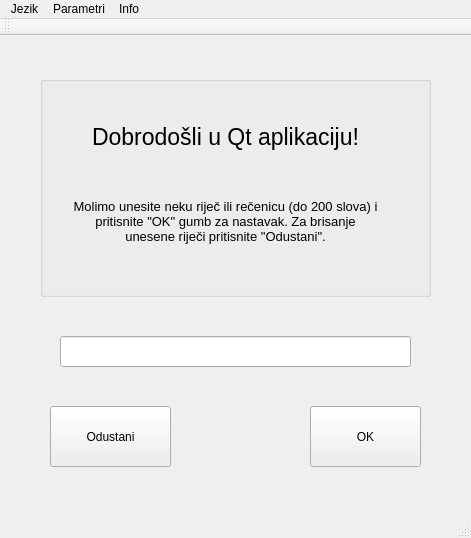
Before: the Qt Designer form QtMainWindowApp/mainwindow.ui in DamiaNova/PraksaLjeto2018, drawn with Qt 5.
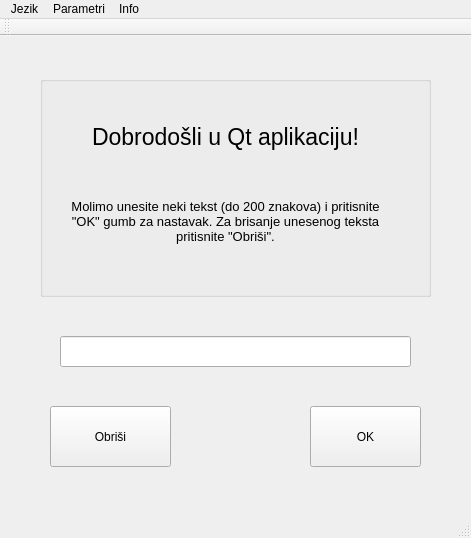
After: the same form once the commit is applied.

```diff
--- a/QtMainWindowApp/mainwindow.ui
+++ b/QtMainWindowApp/mainwindow.ui
@@ -68,7 +68,7 @@
       <enum>Qt::LeftToRight</enum>
      </property>
      <property name="text">
-      <string>Molimo unesite neku riječ ili rečenicu (do 200 slova) i pritisnite &quot;OK&quot; gumb za nastavak. Za brisanje unesene riječi pritisnite &quot;Odustani&quot;.</string>
+      <string>Molimo unesite neki tekst (do 200 znakova) i pritisnite &quot;OK&quot; gumb za nastavak. Za brisanje unesenog teksta pritisnite &quot;Obriši&quot;.</string>
      </property>
      <property name="alignment">
       <set>Qt::AlignCenter</set>
@@ -124,7 +124,7 @@
      </font>
     </property>
     <property name="text">
-     <string>Odustani</string>
+     <string>Obriši</string>
     </property>
    </widget>
   </widget>
```
Left out of the diff: 2 changed lines with no effect on the pictures.
